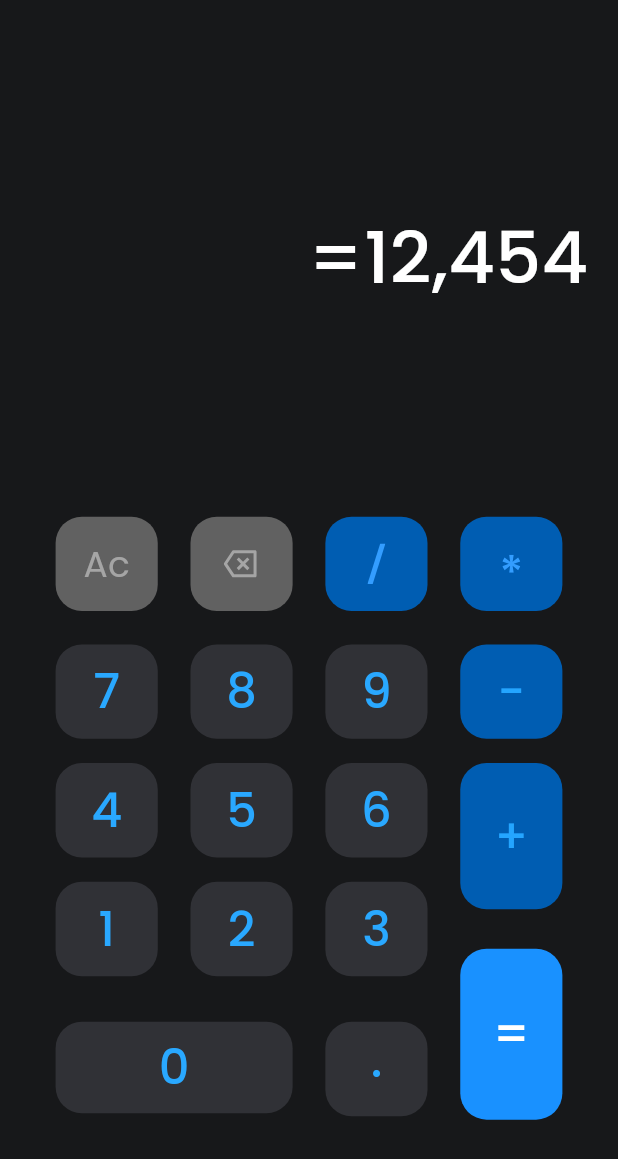
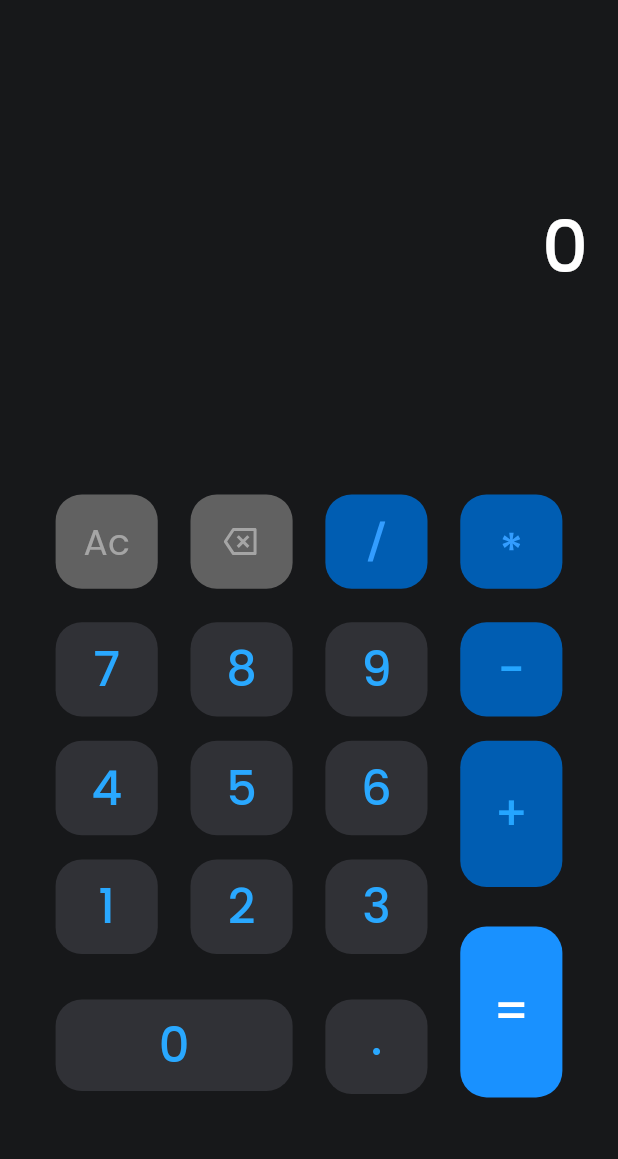
Before and after one commit to AhmedTarek-f/calculator-app, a Flutter app: the CalculatorHomeView screen opened directly, on a phone screen of 412 x 824 dp. Shown: the top 1159 px of the screen. Run offline on Flutter 3.47's test engine with Material 3 defaults, Android fonts, the phone set to English and light mode, and no system bars; our stand-ins replace equatable, flutter_bloc, flutter_svg, google_fonts.

Commit message:
adding logic to calculation result

```diff
--- a/lib/features/calculator_home/presentation/views/widgets/calculation_result.dart
+++ b/lib/features/calculator_home/presentation/views/widgets/calculation_result.dart
@@ -1,6 +1,9 @@
 import 'package:calculator_app/core/constants/app_styles.dart';
 import 'package:calculator_app/core/utils/screen_size.dart';
+import 'package:calculator_app/features/calculator_home/presentation/views_model/calculator_cubit.dart';
+import 'package:calculator_app/features/calculator_home/presentation/views_model/calculator_state.dart';
 import 'package:flutter/material.dart';
+import 'package:flutter_bloc/flutter_bloc.dart';
 
 class CalculationResult extends StatelessWidget {
   const CalculationResult({
@@ -9,17 +12,40 @@ class CalculationResult extends StatelessWidget {
 
   @override
   Widget build(BuildContext context) {
+    final controller = BlocProvider.of<CalculatorCubit>(context);
     return SizedBox(
-      height: ScreenSize.getHeight(context)*0.418,
+      height: ScreenSize.getHeight(context) * 0.4,
       width: ScreenSize.getWidth(context),
       child: Padding(
-        padding: EdgeInsets.symmetric(horizontal: ScreenSize.getWidth(context)*0.048),
-        child: Align(
-          alignment: Alignment.centerRight,
-          child: Text(
-            "=12,454",
-            style: AppStyles.fontSize48Medium,
-          ),
+        padding: EdgeInsets.symmetric(
+            horizontal: ScreenSize.getWidth(context) * 0.048),
+        child: BlocBuilder<CalculatorCubit, CalculatorState>(
+          builder: (context, state) {
+            return Column(
+              mainAxisAlignment: MainAxisAlignment.center,
+              crossAxisAlignment: CrossAxisAlignment.end,
+              children: [
+                if(controller.beforeOperationValue != null) FittedBox(
+                  child: Text(
+                    controller.beforeOperationValue!,
+                    style: AppStyles.fontSize32Normal,
+                  ),
+                ),
+                if(controller.beforeOperationValue != null) SizedBox(height: ScreenSize.getHeight(context)*0.006,),
+                if(controller.beforeOperationValue != null) Text(
+                controller.currentOperator!,
+                style: AppStyles.fontSize24Normal,
+                ),
+                if(controller.beforeOperationValue != null) SizedBox(height: ScreenSize.getHeight(context)*0.006,),
+                FittedBox(
+                  child: Text(
+                    state.calculationValue,
+                    style: AppStyles.fontSize48Medium,
+                  ),
+                ),
+              ],
+            );
+          },
         ),
       ),
     );
```
